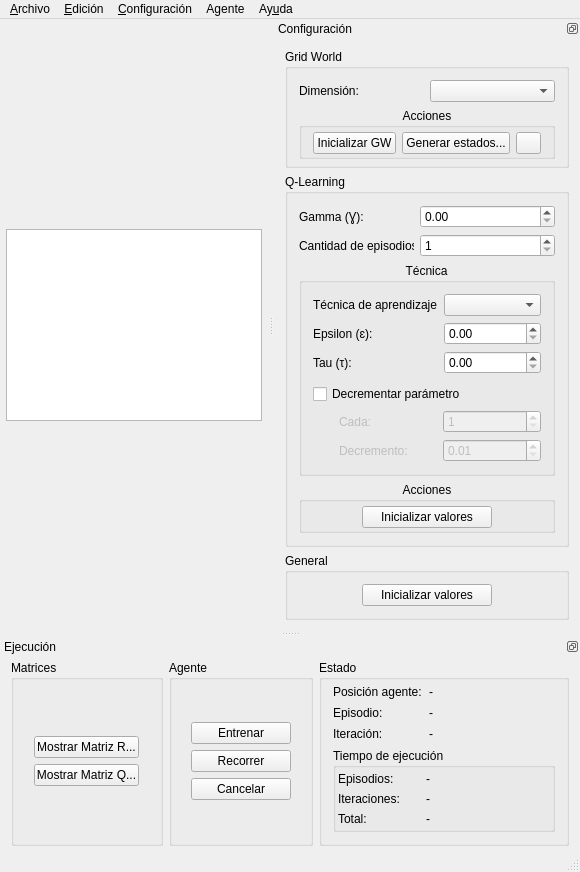
First picture: the form in gui/qt/IA2013TPIRLGUI/mainwindow.ui, repository ssebastianj/ia2013-tpi-rl, before the edit.
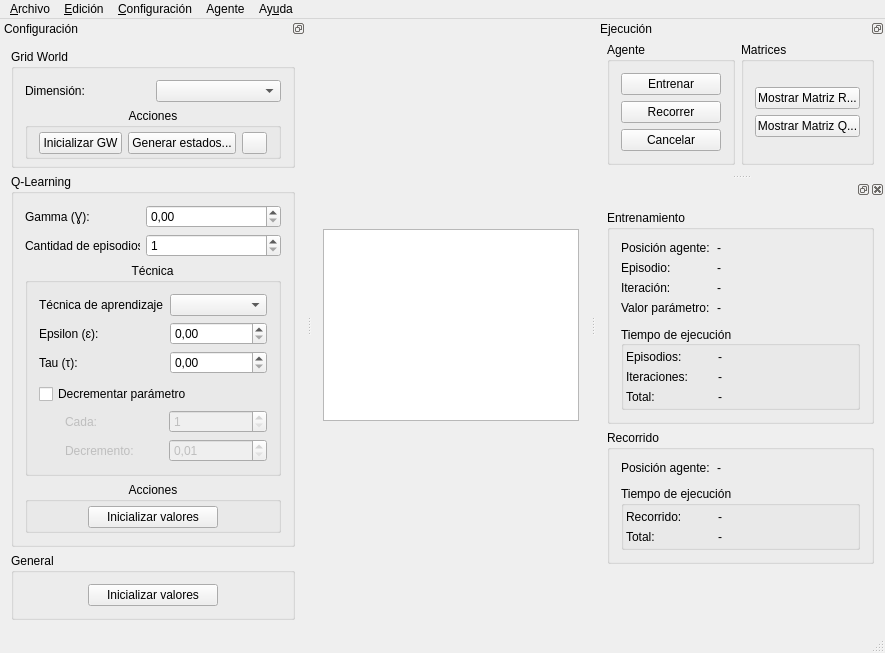
Second picture: the form after the edit. Icons and pictures are not drawn.

Commit message: Mejoras en diálogo para mostrar matrices. Comenzar arreglos para decrementar parámetro.

Patch:
```diff
--- a/gui/qt/IA2013TPIRLGUI/mainwindow.ui
+++ b/gui/qt/IA2013TPIRLGUI/mainwindow.ui
@@ -7,8 +7,8 @@
    <rect>
     <x>0</x>
     <y>0</y>
-    <width>553</width>
-    <height>794</height>
+    <width>819</width>
+    <height>579</height>
    </rect>
   </property>
   <property name="windowTitle">
@@ -19,11 +19,8 @@
     <normaloff>:/:iconos/LogoUTN</normaloff>:/:iconos/LogoUTN</iconset>
   </property>
   <widget class="QWidget" name="centralWidget">
-   <layout class="QGridLayout" name="gridLayout_6">
-    <property name="margin">
-     <number>6</number>
-    </property>
-    <item row="0" column="1">
+   <layout class="QGridLayout" name="gridLayout_14">
+    <item row="0" column="0">
      <widget class="QTableWidget" name="tblGridWorld">
       <property name="sizePolicy">
        <sizepolicy hsizetype="Fixed" vsizetype="Fixed">
@@ -60,32 +57,6 @@
       </property>
      </widget>
     </item>
-    <item row="0" column="0">
-     <spacer name="horizontalSpacer_2">
-      <property name="orientation">
-       <enum>Qt::Horizontal</enum>
-      </property>
-      <property name="sizeHint" stdset="0">
-       <size>
-        <width>40</width>
-        <height>20</height>
-       </size>
-      </property>
-     </spacer>
-    </item>
-    <item row="0" column="2">
-     <spacer name="horizontalSpacer_5">
-      <property name="orientation">
-       <enum>Qt::Horizontal</enum>
-      </property>
-      <property name="sizeHint" stdset="0">
-       <size>
-        <width>40</width>
-        <height>20</height>
-       </size>
-      </property>
-     </spacer>
-    </item>
    </layout>
   </widget>
   <widget class="QMenuBar" name="menuBar">
@@ -93,7 +64,7 @@
     <rect>
      <x>0</x>
      <y>0</y>
-     <width>553</width>
+     <width>819</width>
      <height>21</height>
     </rect>
    </property>
@@ -149,6 +120,9 @@
   </widget>
   <widget class="QStatusBar" name="statusBar"/>
   <widget class="QDockWidget" name="dockWidget">
+   <property name="locale">
+    <locale language="Spanish" country="Argentina"/>
+   </property>
    <property name="features">
     <set>QDockWidget::DockWidgetFloatable|QDockWidget::DockWidgetMovable</set>
    </property>
@@ -159,7 +133,7 @@
     <string>Configuración</string>
    </property>
    <attribute name="dockWidgetArea">
-    <number>2</number>
+    <number>1</number>
    </attribute>
    <widget class="QWidget" name="dockWidgetContents">
     <layout class="QGridLayout" name="gridLayout_5">
@@ -671,6 +645,9 @@
    </widget>
   </widget>
   <widget class="QDockWidget" name="dwEjecucion">
+   <property name="locale">
+    <locale language="Spanish" country="Argentina"/>
+   </property>
    <property name="features">
     <set>QDockWidget::DockWidgetFloatable|QDockWidget::DockWidgetMovable</set>
    </property>
@@ -681,7 +658,7 @@
     <string>Ejecución</string>
    </property>
    <attribute name="dockWidgetArea">
-    <number>8</number>
+    <number>2</number>
    </attribute>
    <widget class="QWidget" name="dockWidgetContents_4">
     <layout class="QGridLayout" name="gridLayout_20">
@@ -691,13 +668,13 @@
      <property name="bottomMargin">
       <number>4</number>
      </property>
-     <item row="0" column="0">
+     <item row="0" column="1">
       <widget class="QGroupBox" name="gbMatrices">
        <property name="title">
         <string>Matrices</string>
        </property>
        <layout class="QGridLayout" name="gridLayout_19">
-        <item row="0" column="1">
+        <item row="0" column="0">
          <layout class="QVBoxLayout" name="verticalLayout_2">
           <item>
            <widget class="QPushButton" name="btnMostrarMatrizR">
@@ -733,42 +710,16 @@
           </item>
          </layout>
         </item>
-        <item row="0" column="0">
-         <spacer name="horizontalSpacer_11">
-          <property name="orientation">
-           <enum>Qt::Horizontal</enum>
-          </property>
-          <property name="sizeHint" stdset="0">
-           <size>
-            <width>15</width>
-            <height>20</height>
-           </size>
-          </property>
-         </spacer>
-        </item>
-        <item row="0" column="2">
-         <spacer name="horizontalSpacer_12">
-          <property name="orientation">
-           <enum>Qt::Horizontal</enum>
-          </property>
-          <property name="sizeHint" stdset="0">
-           <size>
-            <width>15</width>
-            <height>20</height>
-           </size>
-          </property>
-         </spacer>
-        </item>
        </layout>
       </widget>
      </item>
-     <item row="0" column="1">
+     <item row="0" column="0">
       <widget class="QGroupBox" name="gbAgente">
        <property name="title">
         <string>Agente</string>
        </property>
        <layout class="QGridLayout" name="gridLayout_18">
-        <item row="0" column="1">
+        <item row="0" column="0">
          <layout class="QVBoxLayout" name="verticalLayout">
           <item>
            <widget class="QPushButton" name="btnEntrenar">
@@ -832,148 +783,48 @@
           </item>
          </layout>
         </item>
-        <item row="0" column="0">
-         <spacer name="horizontalSpacer_3">
-          <property name="orientation">
-           <enum>Qt::Horizontal</enum>
-          </property>
-          <property name="sizeHint" stdset="0">
-           <size>
-            <width>15</width>
-            <height>20</height>
-           </size>
-          </property>
-         </spacer>
-        </item>
-        <item row="0" column="2">
-         <spacer name="horizontalSpacer_4">
-          <property name="orientation">
-           <enum>Qt::Horizontal</enum>
-          </property>
-          <property name="sizeHint" stdset="0">
-           <size>
-            <width>15</width>
-            <height>20</height>
-           </size>
-          </property>
-         </spacer>
-        </item>
        </layout>
       </widget>
      </item>
-     <item row="0" column="2">
-      <widget class="QGroupBox" name="gbEstadoEjecucion">
-       <property name="minimumSize">
+     <item row="1" column="1">
+      <spacer name="verticalSpacer_2">
+       <property name="orientation">
+        <enum>Qt::Vertical</enum>
+       </property>
+       <property name="sizeHint" stdset="0">
         <size>
-         <width>250</width>
+         <width>0</width>
          <height>0</height>
         </size>
        </property>
+      </spacer>
+     </item>
+    </layout>
+   </widget>
+  </widget>
+  <widget class="QDockWidget" name="dockWidget_3">
+   <property name="locale">
+    <locale language="Spanish" country="Argentina"/>
+   </property>
+   <attribute name="dockWidgetArea">
+    <number>2</number>
+   </attribute>
+   <widget class="QWidget" name="dockWidgetContents_3">
+    <layout class="QGridLayout" name="gridLayout_15">
+     <item row="0" column="0">
+      <widget class="QGroupBox" name="gbEntrenamiento">
        <property name="title">
-        <string>Estado</string>
+        <string>Entrenamiento</string>
        </property>
        <layout class="QGridLayout" name="gridLayout_3">
-        <property name="topMargin">
-         <number>5</number>
-        </property>
-        <property name="verticalSpacing">
-         <number>7</number>
-        </property>
-        <item row="0" column="0">
-         <layout class="QHBoxLayout" name="horizontalLayout_2">
-          <item>
-           <widget class="QLabel" name="label_4">
-            <property name="sizePolicy">
-             <sizepolicy hsizetype="Fixed" vsizetype="Preferred">
-              <horstretch>0</horstretch>
-              <verstretch>0</verstretch>
-             </sizepolicy>
-            </property>
-            <property name="minimumSize">
-             <size>
-              <width>90</width>
-              <height>0</height>
-             </size>
-            </property>
-            <property name="text">
-             <string>Posición agente:</string>
-            </property>
-           </widget>
-          </item>
-          <item>
-           <widget class="QLabel" name="lblEstadoActual">
-            <property name="text">
-             <string>-</string>
-            </property>
-           </widget>
-          </item>
-         </layout>
-        </item>
-        <item row="2" column="0">
-         <layout class="QHBoxLayout" name="horizontalLayout_5">
-          <item>
-           <widget class="QLabel" name="label_9">
-            <property name="sizePolicy">
-             <sizepolicy hsizetype="Fixed" vsizetype="Preferred">
-              <horstretch>0</horstretch>
-              <verstretch>0</verstretch>
-             </sizepolicy>
-            </property>
-            <property name="minimumSize">
-             <size>
-              <width>90</width>
-              <height>0</height>
-             </size>
-            </property>
-            <property name="text">
-             <string>Iteración:</string>
-            </property>
-           </widget>
-          </item>
-          <item>
-           <widget class="QLabel" name="lblNroIteracion">
-            <property name="text">
-             <string>-</string>
-            </property>
-           </widget>
-          </item>
-         </layout>
-        </item>
-        <item row="1" column="0">
-         <layout class="QHBoxLayout" name="horizontalLayout_4">
-          <item>
-           <widget class="QLabel" name="label_7">
-            <property name="sizePolicy">
-             <sizepolicy hsizetype="Fixed" vsizetype="Preferred">
-              <horstretch>0</horstretch>
-              <verstretch>0</verstretch>
-             </sizepolicy>
-            </property>
-            <property name="minimumSize">
-             <size>
-              <width>90</width>
-              <height>0</height>
-             </size>
-            </property>
-            <property name="text">
-             <string>Episodio:</string>
-            </property>
-           </widget>
-          </item>
-          <item>
-           <widget class="QLabel" name="lblNroEpisodio">
-            <property name="text">
-             <string>-</string>
-            </property>
-           </widget>
-          </item>
-         </layout>
-        </item>
-        <item row="3" column="0">
-         <widget class="QGroupBox" name="groupBox_3">
+        <item row="5" column="0">
+         <widget class="QGroupBox" name="gbEntExecTime">
           <property name="title">
            <string>Tiempo de ejecución</string>
           </property>
+          <property name="alignment">
+           <set>Qt::AlignLeading|Qt::AlignLeft|Qt::AlignVCenter</set>
+          </property>
           <property name="flat">
            <bool>true</bool>
           </property>
@@ -1002,7 +853,7 @@
                </property>
                <property name="minimumSize">
                 <size>
-                 <width>82</width>
+                 <width>86</width>
                  <height>0</height>
                 </size>
                </property>
@@ -1012,7 +863,7 @@
               </widget>
              </item>
              <item>
-              <widget class="QLabel" name="lblExecTimeEpisodios">
+              <widget class="QLabel" name="lblEntExecTimeEpisodios">
                <property name="sizePolicy">
                 <sizepolicy hsizetype="Expanding" vsizetype="Preferred">
                  <horstretch>0</horstretch>
@@ -1038,7 +889,7 @@
                </property>
                <property name="minimumSize">
                 <size>
-                 <width>82</width>
+                 <width>86</width>
                  <height>0</height>
                 </size>
                </property>
@@ -1048,7 +899,7 @@
               </widget>
              </item>
              <item>
-              <widget class="QLabel" name="lblExecTimeIteraciones">
+              <widget class="QLabel" name="lblEntExecTimeIteraciones">
                <property name="sizePolicy">
                 <sizepolicy hsizetype="Expanding" vsizetype="Preferred">
                  <horstretch>0</horstretch>
@@ -1074,7 +925,7 @@
                </property>
                <property name="minimumSize">
                 <size>
-                 <width>82</width>
+                 <width>86</width>
                  <height>0</height>
                 </size>
                </property>
@@ -1084,7 +935,7 @@
               </widget>
              </item>
              <item>
-              <widget class="QLabel" name="lblExecTimeTotal">
+              <widget class="QLabel" name="lblEntExecTimeTotal">
                <property name="sizePolicy">
                 <sizepolicy hsizetype="Expanding" vsizetype="Preferred">
                  <horstretch>0</horstretch>
@@ -1101,11 +952,298 @@
           </layout>
          </widget>
         </item>
+        <item row="3" column="0">
+         <layout class="QHBoxLayout" name="horizontalLayout_12">
+          <item>
+           <widget class="QLabel" name="label_10">
+            <property name="sizePolicy">
+             <sizepolicy hsizetype="Fixed" vsizetype="Preferred">
+              <horstretch>0</horstretch>
+              <verstretch>0</verstretch>
+             </sizepolicy>
+            </property>
+            <property name="minimumSize">
+             <size>
+              <width>90</width>
+              <height>0</height>
+             </size>
+            </property>
+            <property name="text">
+             <string>Valor parámetro:</string>
+            </property>
+           </widget>
+          </item>
+          <item>
+           <widget class="QLabel" name="lblEntValParametro">
+            <property name="text">
+             <string>-</string>
+            </property>
+           </widget>
+          </item>
+         </layout>
+        </item>
+        <item row="1" column="0">
+         <layout class="QHBoxLayout" name="horizontalLayout_4">
+          <item>
+           <widget class="QLabel" name="label_7">
+            <property name="sizePolicy">
+             <sizepolicy hsizetype="Fixed" vsizetype="Preferred">
+              <horstretch>0</horstretch>
+              <verstretch>0</verstretch>
+             </sizepolicy>
+            </property>
+            <property name="minimumSize">
+             <size>
+              <width>90</width>
+              <height>0</height>
+             </size>
+            </property>
+            <property name="text">
+             <string>Episodio:</string>
+            </property>
+           </widget>
+          </item>
+          <item>
+           <widget class="QLabel" name="lblEntNroEpisodio">
+            <property name="text">
+             <string>-</string>
+            </property>
+           </widget>
+          </item>
+         </layout>
+        </item>
+        <item row="0" column="0">
+         <layout class="QHBoxLayout" name="horizontalLayout_2">
+          <item>
+           <widget class="QLabel" name="label_4">
+            <property name="sizePolicy">
+             <sizepolicy hsizetype="Fixed" vsizetype="Preferred">
+              <horstretch>0</horstretch>
+              <verstretch>0</verstretch>
+             </sizepolicy>
+            </property>
+            <property name="minimumSize">
+             <size>
+              <width>90</width>
+              <height>0</height>
+             </size>
+            </property>
+            <property name="text">
+             <string>Posición agente:</string>
+            </property>
+           </widget>
+          </item>
+          <item>
+           <widget class="QLabel" name="lblEntEstadoActual">
+            <property name="text">
+             <string>-</string>
+            </property>
+           </widget>
+          </item>
+         </layout>
+        </item>
+        <item row="2" column="0">
+         <layout class="QHBoxLayout" name="horizontalLayout_5">
+          <item>
+           <widget class="QLabel" name="label_9">
+            <property name="sizePolicy">
+             <sizepolicy hsizetype="Fixed" vsizetype="Preferred">
+              <horstretch>0</horstretch>
+              <verstretch>0</verstretch>
+             </sizepolicy>
+            </property>
+            <property name="minimumSize">
+             <size>
+              <width>90</width>
+              <height>0</height>
+             </size>
+            </property>
+            <property name="text">
+             <string>Iteración:</string>
+            </property>
+           </widget>
+          </item>
+          <item>
+           <widget class="QLabel" name="lblEntNroIteracion">
+            <property name="text">
+             <string>-</string>
+            </property>
+           </widget>
+          </item>
+         </layout>
+        </item>
+        <item row="4" column="0">
+         <spacer name="verticalSpacer_4">
+          <property name="orientation">
+           <enum>Qt::Vertical</enum>
+          </property>
+          <property name="sizeType">
+           <enum>QSizePolicy::Fixed</enum>
+          </property>
+          <property name="sizeHint" stdset="0">
+           <size>
+            <width>20</width>
+            <height>5</height>
+           </size>
+          </property>
+         </spacer>
+        </item>
        </layout>
       </widget>
      </item>
-     <item row="1" column="1">
-      <spacer name="verticalSpacer_2">
+     <item row="1" column="0">
+      <widget class="QGroupBox" name="gbRecorrido">
+       <property name="title">
+        <string>Recorrido</string>
+       </property>
+       <layout class="QGridLayout" name="gridLayout_16">
+        <item row="0" column="0">
+         <layout class="QHBoxLayout" name="horizontalLayout_13">
+          <item>
+           <widget class="QLabel" name="label_6">
+            <property name="sizePolicy">
+             <sizepolicy hsizetype="Fixed" vsizetype="Preferred">
+              <horstretch>0</horstretch>
+              <verstretch>0</verstretch>
+             </sizepolicy>
+            </property>
+            <property name="minimumSize">
+             <size>
+              <width>90</width>
+              <height>0</height>
+             </size>
+            </property>
+            <property name="text">
+             <string>Posición agente:</string>
+            </property>
+           </widget>
+          </item>
+          <item>
+           <widget class="QLabel" name="lblRecEstadoActual">
+            <property name="text">
+             <string>-</string>
+            </property>
+           </widget>
+          </item>
+         </layout>
+        </item>
+        <item row="1" column="0">
+         <spacer name="verticalSpacer_5">
+          <property name="orientation">
+           <enum>Qt::Vertical</enum>
+          </property>
+          <property name="sizeType">
+           <enum>QSizePolicy::Fixed</enum>
+          </property>
+          <property name="sizeHint" stdset="0">
+           <size>
+            <width>20</width>
+            <height>5</height>
+           </size>
+          </property>
+         </spacer>
+        </item>
+        <item row="2" column="0">
+         <widget class="QGroupBox" name="gbRecExecTime">
+          <property name="title">
+           <string>Tiempo de ejecución</string>
+          </property>
+          <property name="flat">
+           <bool>true</bool>
+          </property>
+          <layout class="QGridLayout" name="gridLayout_22">
+           <property name="leftMargin">
+            <number>2</number>
+           </property>
+           <property name="topMargin">
+            <number>4</number>
+           </property>
+           <property name="rightMargin">
+            <number>5</number>
+           </property>
+           <property name="bottomMargin">
+            <number>3</number>
+           </property>
+           <item row="1" column="0">
+            <layout class="QHBoxLayout" name="horizontalLayout_11">
+             <item>
+              <widget class="QLabel" name="label_16">
+               <property name="sizePolicy">
+                <sizepolicy hsizetype="Fixed" vsizetype="Preferred">
+                 <horstretch>0</horstretch>
+                 <verstretch>0</verstretch>
+                </sizepolicy>
+               </property>
+               <property name="minimumSize">
+                <size>
+                 <width>86</width>
+                 <height>0</height>
+                </size>
+               </property>
+               <property name="text">
+                <string>Total:</string>
+               </property>
+              </widget>
+             </item>
+             <item>
+              <widget class="QLabel" name="lblRecExecTimeTotal">
+               <property name="sizePolicy">
+                <sizepolicy hsizetype="Expanding" vsizetype="Preferred">
+                 <horstretch>0</horstretch>
+                 <verstretch>0</verstretch>
+                </sizepolicy>
+               </property>
+               <property name="text">
+                <string>-</string>
+               </property>
+              </widget>
+             </item>
+            </layout>
+           </item>
+           <item row="0" column="0">
+            <layout class="QHBoxLayout" name="horizontalLayout_14">
+             <item>
+              <widget class="QLabel" name="label_17">
+               <property name="sizePolicy">
+                <sizepolicy hsizetype="Fixed" vsizetype="Preferred">
+                 <horstretch>0</horstretch>
+                 <verstretch>0</verstretch>
+                </sizepolicy>
+               </property>
+               <property name="minimumSize">
+                <size>
+                 <width>86</width>
+                 <height>0</height>
+                </size>
+               </property>
+               <property name="text">
+                <string>Recorrido:</string>
+               </property>
+              </widget>
+             </item>
+             <item>
+              <widget class="QLabel" name="lblRecExecTimeRecorrido">
+               <property name="sizePolicy">
+                <sizepolicy hsizetype="Expanding" vsizetype="Preferred">
+                 <horstretch>0</horstretch>
+                 <verstretch>0</verstretch>
+                </sizepolicy>
+               </property>
+               <property name="text">
+                <string>-</string>
+               </property>
+              </widget>
+             </item>
+            </layout>
+           </item>
+          </layout>
+         </widget>
+        </item>
+       </layout>
+      </widget>
+     </item>
+     <item row="2" column="0">
+      <spacer name="verticalSpacer_3">
        <property name="orientation">
         <enum>Qt::Vertical</enum>
        </property>
```
The commit also changes 11 other files.
